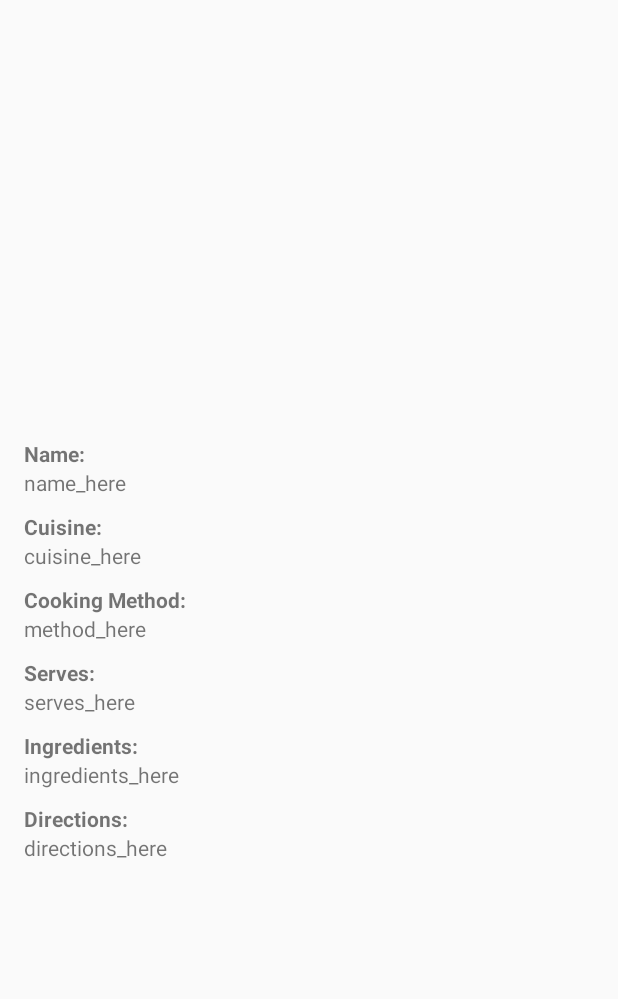
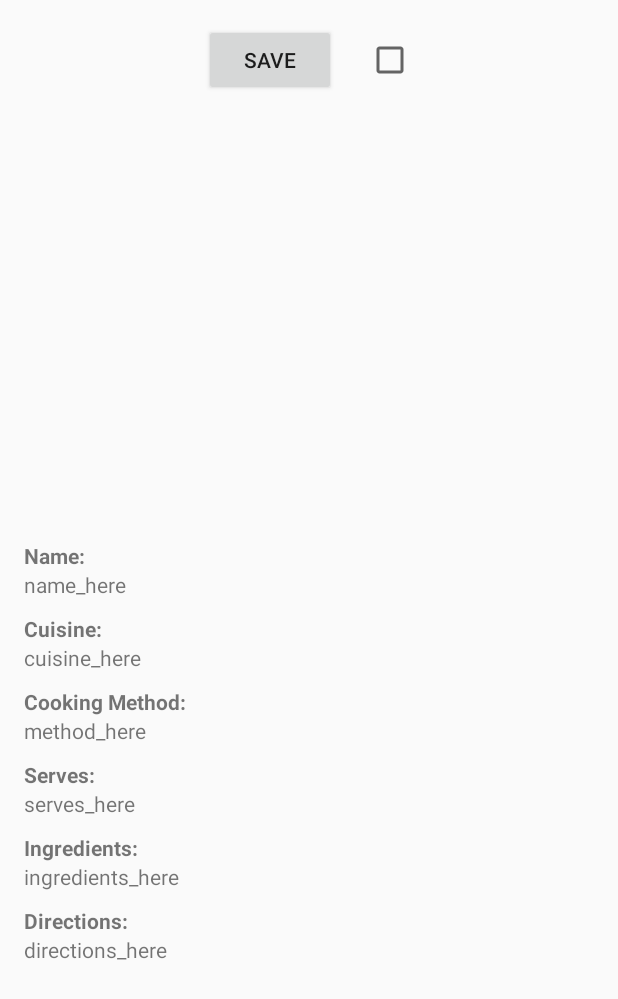
Before and after one commit to chenjr95/Google-CodeU, an Android app: the layout activity_recipe.xml on its own in the app's theme, with its tools: preview values and no code run, on a phone screen of 412 x 824 dp. Shown: the top 999 px of the screen. Run offline under Robolectric (Android 15) with nearby library versions, the light colour scheme and no system bars.

Commit message:
fixed spaces

```diff
--- a/RecipeFinder/app/src/main/java/com/example/android/recipefinder/LoginActivity.java
+++ b/RecipeFinder/app/src/main/java/com/example/android/recipefinder/LoginActivity.java
@@ -282,9 +282,8 @@
 
     public static String join(HashSet<String> S) {
         String result = S.toString();
-        result.replaceAll(" ", "");
-        result = result.substring(1, result.length() - 1);
-        return result;
+        String temp = result.substring(1, result.length() - 1).replaceAll(" ", "");
+        return temp;
     }
 
     public static HashSet<String> split(String S) {
--- a/RecipeFinder/app/src/main/res/layout/activity_recipe.xml
+++ b/RecipeFinder/app/src/main/res/layout/activity_recipe.xml
@@ -16,8 +16,28 @@
     <ScrollView android:id="@+id/recipe_view" android:layout_width="match_parent"
         android:layout_height="match_parent">
 
-        <LinearLayout android:id="@+id/second_linear" android:layout_width="match_parent"
+        <LinearLayout android:id="@+id/third_linear" android:layout_width="match_parent"
             android:layout_height="wrap_content" android:orientation="vertical">
+
+            <LinearLayout
+                android:layout_width="wrap_content"
+                android:layout_height="wrap_content"
+                android:layout_gravity="center_horizontal"
+                android:layout_marginBottom="30px"
+                android:orientation="horizontal">
+                <Button
+                    android:layout_width="wrap_content"
+                    android:layout_height="wrap_content"
+                    android:id="@+id/save_button"
+                    android:text="Save"/>
+
+                <CheckBox
+                    android:layout_width="wrap_content"
+                    android:layout_height="wrap_content"
+                    android:id="@+id/save_check"
+                    android:layout_marginLeft="30px"/>
+
+            </LinearLayout>
 
             <ImageView
                 android:id="@+id/image_body"
```
Also changed, not shown: RecipeFinder/app/src/main/java/com/example/android/recipefinder/RecipeActivity.java (+5 -16 lines). Lines whose indentation alone changed are shown as unchanged.
